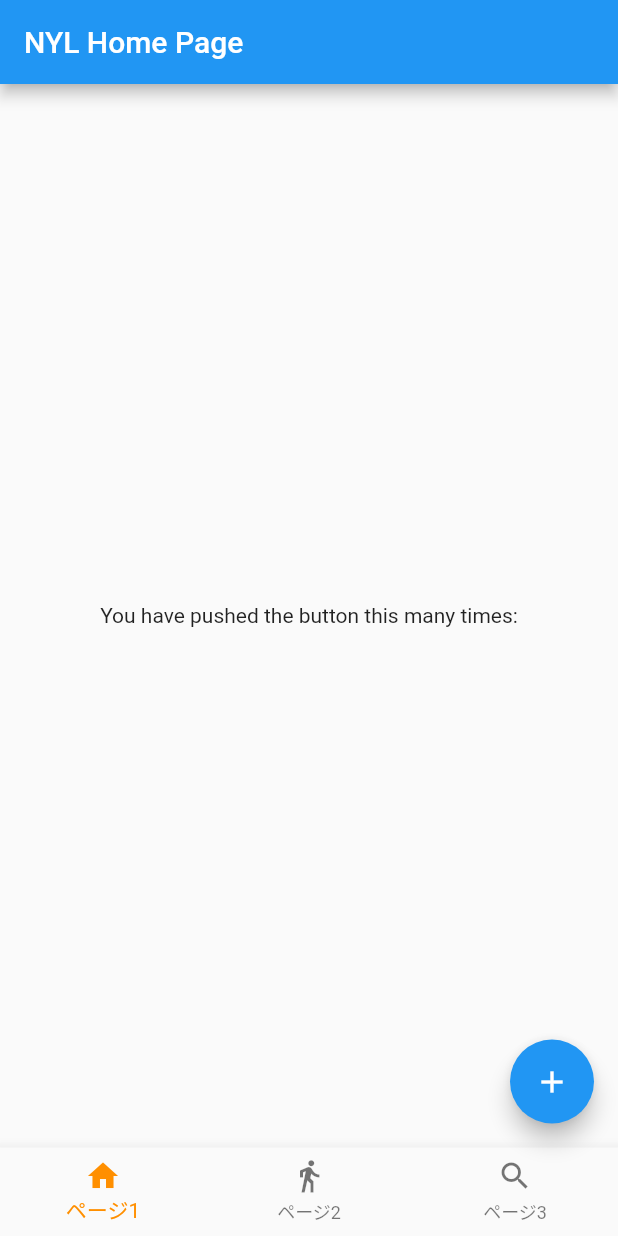
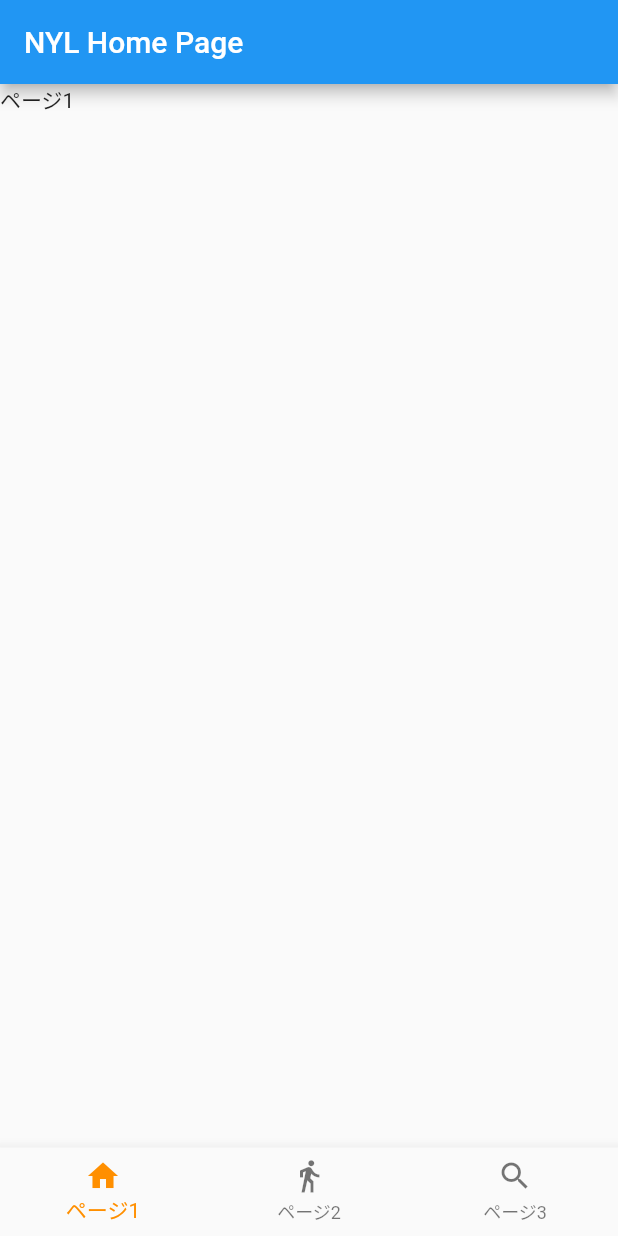
Before and after one commit to YoshikiGit/notify-your-life, a Flutter app: the screen it shows after launch, on a phone screen of 412 x 824 dp. Run offline on Flutter 3.47's test engine with Material 2 defaults, Android fonts, the phone set to English and light mode, and no system bars.

Commit message:
画面遷移の振り分けを実装

```diff
--- a/notify_your_life/lib/main.dart
+++ b/notify_your_life/lib/main.dart
@@ -32,11 +32,13 @@ class _MyHomePageState extends State<MyHomePage> {
   // 初期状態での選択は左のタブ
   int _selectedIndex = 0;
 
-  static List<Widget> _widgetOptions = <Widget>[
+  static List<Widget> _pageList = <Widget>[
     // ページ1の画面
     Page1(),
     // ページ2の画面
     Page2(),
+    // ページ3の画面
+    Page3()
   ];
 
     void _onItemTapped(int index) {
@@ -59,33 +61,8 @@ class _MyHomePageState extends State<MyHomePage> {
         // the App.build method, and use it to set our appbar title.
         title: Text(widget.title),
       ),
-      body: Center(
-        // Center is a layout widget. It takes a single child and positions it
-        // in the middle of the parent.
-        child: Column(
-          // Column is also a layout widget. It takes a list of children and
-          // arranges them vertically. By default, it sizes itself to fit its
-          // children horizontally, and tries to be as tall as its parent.
-          //
-          // Invoke "debug painting" (press "p" in the console, choose the
-          // "Toggle Debug Paint" action from the Flutter Inspector in Android
-          // Studio, or the "Toggle Debug Paint" command in Visual Studio Code)
-          // to see the wireframe for each widget.
-          //
-          // Column has various properties to control how it sizes itself and
-          // how it positions its children. Here we use mainAxisAlignment to
-          // center the children vertically; the main axis here is the vertical
-          // axis because Columns are vertical (the cross axis would be
-          // horizontal).
-          mainAxisAlignment: MainAxisAlignment.center,
-          children: <Widget>[
-            Text(
-              'You have pushed the button this many times:',
-            )
-          ],
-        ),
-      ),
-     // 下のナビゲーションボタン
+      body: _pageList[_selectedIndex],
+      // 下のナビゲーションボタン
       bottomNavigationBar: BottomNavigationBar(
         items: const <BottomNavigationBarItem>[
           BottomNavigationBarItem(
@@ -109,10 +86,6 @@ class _MyHomePageState extends State<MyHomePage> {
         // タップできるように
         onTap: _onItemTapped,
         ),
-        floatingActionButton: FloatingActionButton(
-        tooltip: 'Increment',
-        child: Icon(Icons.add),
-      ), // This trailing comma makes auto-formatting nicer for build methods.
     );
   }
 
@@ -122,25 +95,14 @@ class _MyHomePageState extends State<MyHomePage> {
 class Page1 extends StatelessWidget {
   @override
   Widget build(BuildContext context) {
-    return Center(
-      child: RaisedButton(
-        child: Text('ページ3へ'),
-        color: Colors.orange,
-        textColor: Colors.white,
-        onPressed: () {
-          Navigator.push(
-            context,
-            MaterialPageRoute(
-              builder: (context) => NewPage(),
-            ),
-          );
-        },
-      ),
+    print("page1");
+    return Text(
+      'ページ1',
     );
   }
 }
 
-// （ページ2）右ページ
+// （ページ2）真ん中ページ
 class Page2 extends StatelessWidget {
   @override
   Widget build(BuildContext context) {
@@ -150,24 +112,12 @@ class Page2 extends StatelessWidget {
   }
 }
 
-
-
-// ページ3（遷移するページ）
-class NewPage extends StatelessWidget {
+// ページ3（右ページ）
+class Page3 extends StatelessWidget {
   @override
   Widget build(BuildContext context) {
-    return Scaffold(
-      appBar: AppBar(
-        title: Text("ページ3"),
-      ),
-      body: Center(
-        child: RaisedButton(
-          onPressed: () {
-            Navigator.pop(context);
-          },
-          child: Text('戻る'),
-        ),
-      ),
+    return Text(
+      'ページ3',
     );
   }
 }
```
